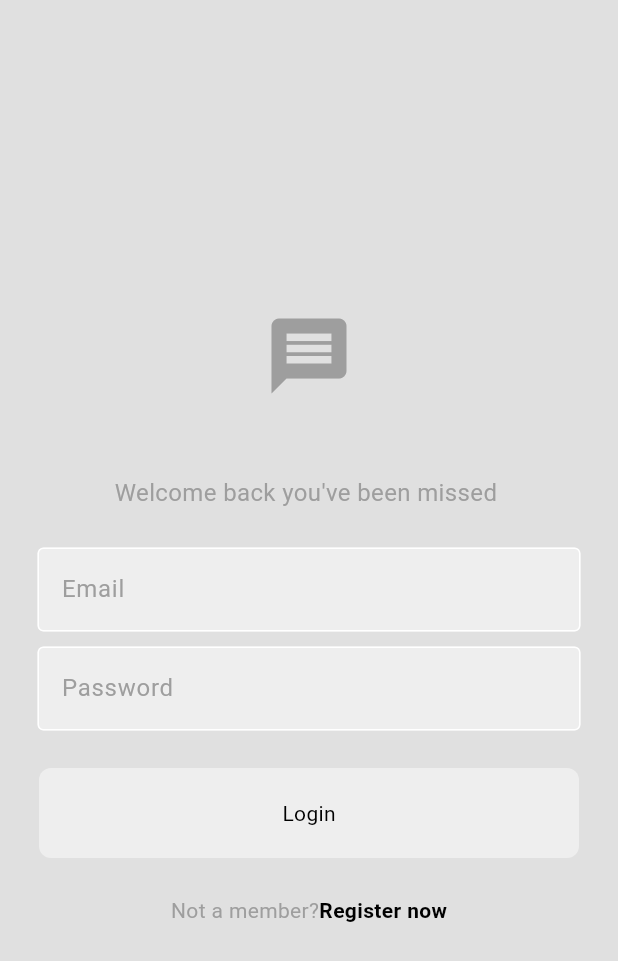
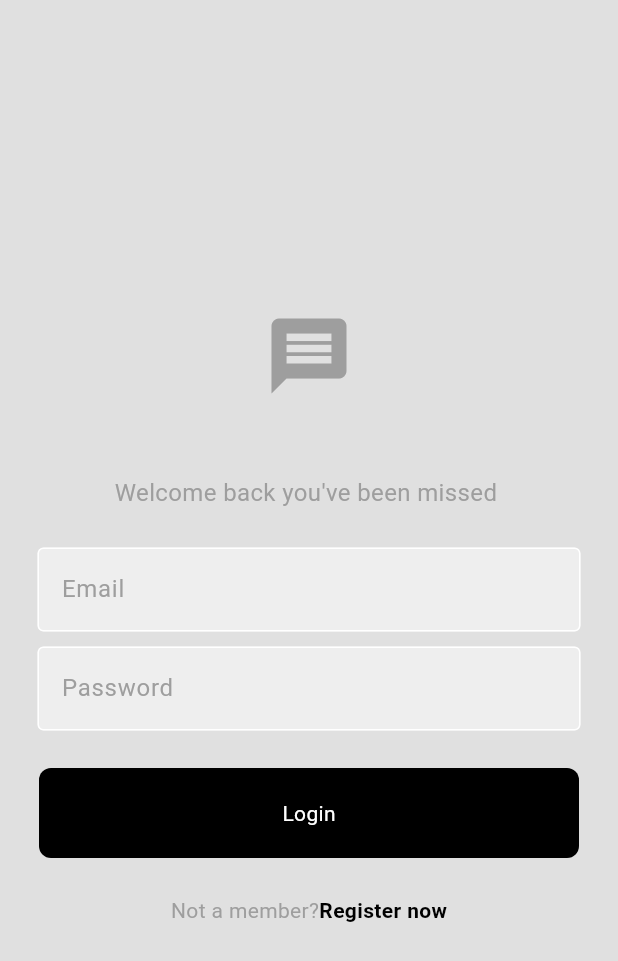
Before and after one commit to dillahmwangi/Mini_flutter_projects, a Flutter app: the screen it shows after launch, on a phone screen of 412 x 824 dp. Shown: the top 961 px of the screen. Run offline on Flutter 3.47's test engine with Material 3 defaults, Android fonts, the phone set to English and light mode, and no system bars.

Commit message:
changed button color

```diff
--- a/lib/src/components/my_button.dart
+++ b/lib/src/components/my_button.dart
@@ -16,14 +16,16 @@ class MyButton extends StatelessWidget {
       onTap: onTap,
       child: Container(
         decoration: BoxDecoration(
-        color: Theme.of(context).colorScheme.secondary,
+          color: Theme.of(context).colorScheme.outline,
           borderRadius: BorderRadius.circular(8),
         ),
-
         padding: const EdgeInsets.all(20),
         margin: const EdgeInsets.symmetric(horizontal: 26),
         child: Center(
-        child: Text(text),
+          child: Text(
+            text,
+            style: const TextStyle(color: Colors.white),
+          ),
         ),
       ),
     );
```
Lines whose indentation alone changed are shown as unchanged.
